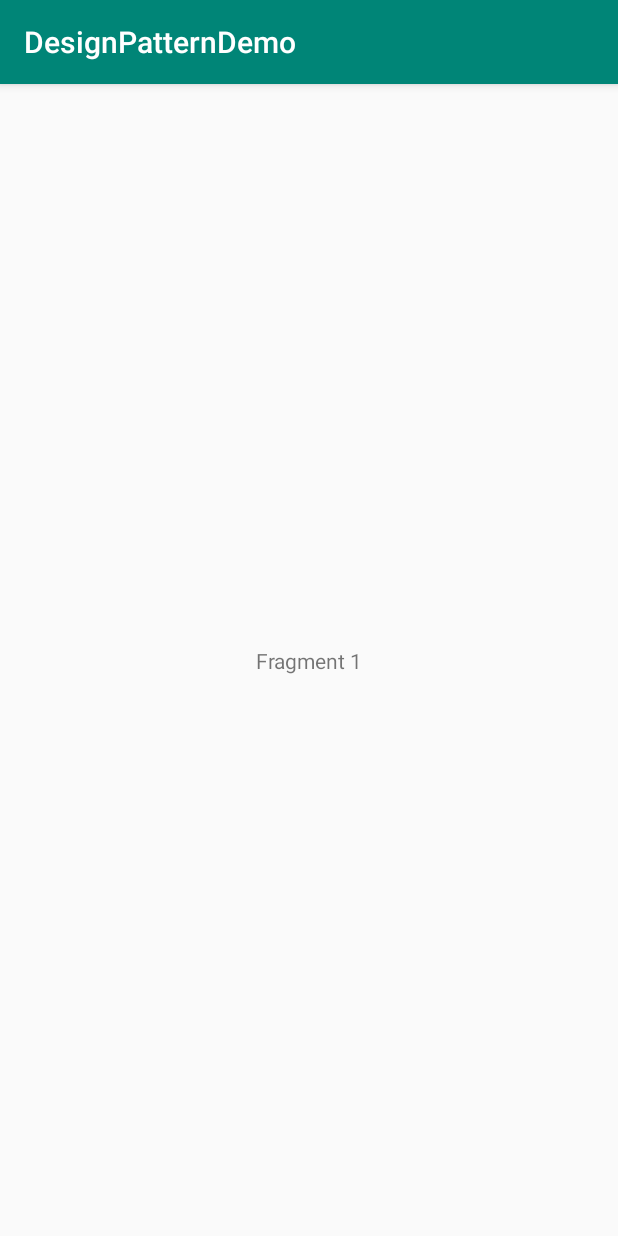
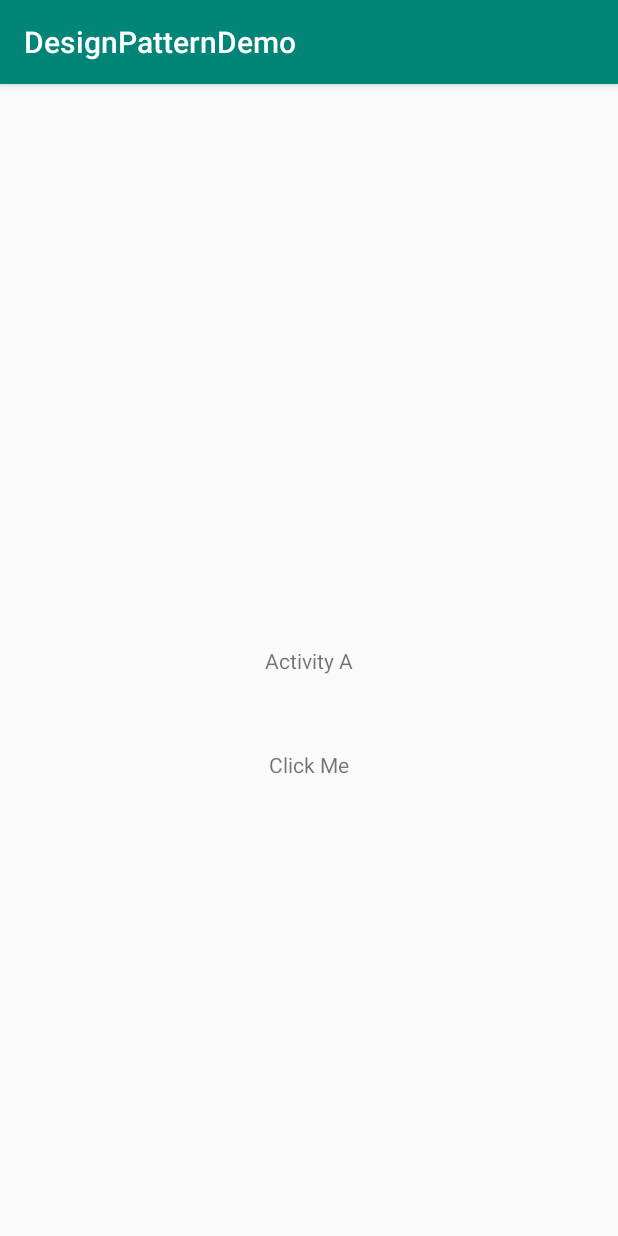
Before and after one commit to rahulabrol/DesignPatternDemo, an Android app: the screen it shows after launch (WithStatePagerAdapter before the commit, ActivityA after it), on a phone screen of 412 x 824 dp. Run offline under Robolectric (Android 15) with nearby library versions, the phone set to English and light mode, and no system bars.

Commit message:
test on launch modes

```diff
--- a/app/src/main/java/com/example/designpatterndemo/custom_ds/linkedlist/CustomLinkedList.java
+++ b/app/src/main/java/com/example/designpatterndemo/custom_ds/linkedlist/CustomLinkedList.java
@@ -42,7 +42,7 @@ public class CustomLinkedList {
      */
     public void add(Object data) {
 
-        // Initialize Node only incase of 1st element
+        // Initialize Node only in case of 1st element
         if (head == null) {
             head = new Node(data);
         }
--- /dev/null
+++ b/app/src/main/java/com/example/designpatterndemo/problems/launchmode/ActivityA.kt
@@ -0,0 +1,70 @@
+package com.example.designpatterndemo.problems.launchmode
+
+import android.content.Intent
+import android.os.Bundle
+import android.util.Log
+import android.widget.TextView
+import androidx.appcompat.app.AppCompatActivity
+import com.example.designpatterndemo.R
+import com.example.designpatterndemo.SubActivity
+
+/**
+ * Created by Rahul Abrol on 24/1/21.
+ */
+class ActivityA : AppCompatActivity() {
+    private val TAG = "ActivityA"
+
+    override fun onCreate(savedInstanceState: Bundle?) {
+        super.onCreate(savedInstanceState)
+        setContentView(R.layout.activity_a)
+        findViewById<TextView>(R.id.textView2).setOnClickListener {
+            startActivity(Intent(this@ActivityA, ActivityB::class.java))
+        }
+        Log.e(TAG, "onCreate called")
+    }
+
+    override fun onStart() {
+        super.onStart()
+        Log.e(TAG, "onStart called")
+    }
+
+    override fun onResume() {
+        super.onResume()
+        Log.e(TAG, "onResume called")
+    }
+
+    override fun onPause() {
+        super.onPause()
+        Log.e(TAG, "onPause called")
+    }
+
+    override fun onStop() {
+        super.onStop()
+        Log.e(TAG, "onStop called")
+    }
+
+    override fun onRestart() {
+        super.onRestart()
+        Log.e(TAG, "onRestart called")
+    }
+
+    override fun onDestroy() {
+        super.onDestroy()
+        Log.e(TAG, "onDestroy called")
+    }
+
+    override fun onSaveInstanceState(outState: Bundle) {
+        super.onSaveInstanceState(outState)
+        Log.e(TAG, "onSaveInstanceState called")
+    }
+
+    override fun onRestoreInstanceState(savedInstanceState: Bundle) {
+        super.onRestoreInstanceState(savedInstanceState)
+        Log.e(TAG, "onRestoreInstanceState called")
+    }
+
+    override fun onBackPressed() {
+        super.onBackPressed()
+        Log.e(TAG, "onBackPressed called")
+    }
+}
--- /dev/null
+++ b/app/src/main/res/layout/activity_a.xml
@@ -0,0 +1,27 @@
+<?xml version="1.0" encoding="utf-8"?>
+<androidx.constraintlayout.widget.ConstraintLayout xmlns:android="http://schemas.android.com/apk/res/android"
+        xmlns:app="http://schemas.android.com/apk/res-auto"
+        android:layout_width="match_parent"
+        android:layout_height="match_parent">
+
+    <TextView
+            android:id="@+id/textView"
+            android:layout_width="wrap_content"
+            android:layout_height="wrap_content"
+            android:text="Activity A"
+            app:layout_constraintBottom_toBottomOf="parent"
+            app:layout_constraintLeft_toLeftOf="parent"
+            app:layout_constraintRight_toRightOf="parent"
+            app:layout_constraintTop_toTopOf="parent" />
+
+    <TextView
+            android:id="@+id/textView2"
+            android:layout_width="wrap_content"
+            android:layout_height="wrap_content"
+            android:layout_marginTop="50dp"
+            android:text="Click Me"
+            app:layout_constraintLeft_toLeftOf="@id/textView"
+            app:layout_constraintRight_toRightOf="@id/textView"
+            app:layout_constraintTop_toBottomOf="@id/textView" />
+
+</androidx.constraintlayout.widget.ConstraintLayout>
--- a/build.gradle
+++ b/build.gradle
@@ -8,7 +8,7 @@ buildscript {
 
     }
     dependencies {
-        classpath 'com.android.tools.build:gradle:4.0.1'
+        classpath 'com.android.tools.build:gradle:4.1.1'
         classpath "org.jetbrains.kotlin:kotlin-gradle-plugin:$kotlin_version"
         // NOTE: Do not place your application dependencies here; they belong
         // in the individual module build.gradle files
```
Also changed, not shown: app/src/main/AndroidManifest.xml (+20 -2 lines), app/src/main/java/com/example/designpatterndemo/problems/FragmentPagerAdapterVFragmentSAtatePagerAdapter/WithStatePagerAdapter.java (+9 -1 lines), app/src/main/java/com/example/designpatterndemo/problems/launchmode/ActivityB.kt (added, +75 -0 lines), app/src/main/java/com/example/designpatterndemo/problems/launchmode/ActivityC.kt (added, +70 -0 lines), app/src/main/java/com/example/designpatterndemo/problems/launchmode/ActivityD.kt (added, +70 -0 lines), app/src/main/res/layout/activity_b.xml (added, +27 -0 lines), app/src/main/res/layout/activity_c.xml (added, +27 -0 lines), app/src/main/res/layout/activity_d.xml (added, +27 -0 lines), gradle/wrapper/gradle-wrapper.properties.
